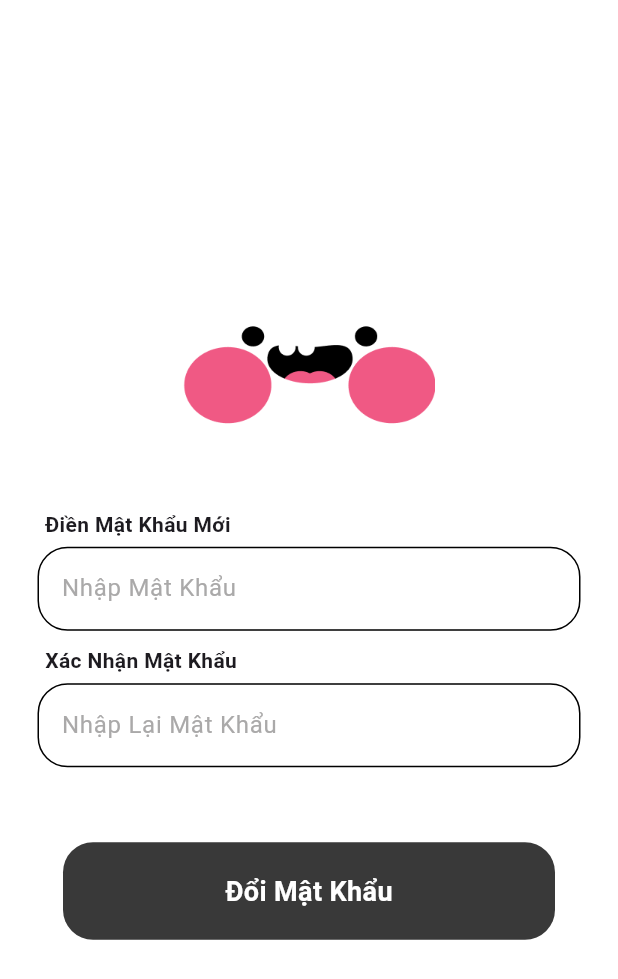
After one commit to kalekhoa/hotel_des, a Flutter app: the NewpassPage screen opened directly, on a phone screen of 412 x 824 dp. The commit adds this screen. Shown: the top 979 px of the screen. Run offline on Flutter 3.47's test engine with Material 3 defaults, Android fonts, the phone set to English and light mode, and no system bars; our stand-ins replace easy_splash_screen, google_fonts.

Commit message:
new jean

```diff
--- a/lib/pages/onboarding_1.dart
+++ b/lib/onboarding/onboarding_1.dart
@@ -40,7 +40,7 @@ class _Onboarding1WidgetState extends State<Onboarding1Widget> {
             mainAxisSize: MainAxisSize.max,
             children: [
               Padding(
-                  padding: const EdgeInsets.symmetric(horizontal: 30.0),
+                  padding: const EdgeInsets.only(top: 20.0, bottom: 0.0, left: 30.0, right: 30.0),
                   child: Row(
                     mainAxisAlignment: MainAxisAlignment.end,
                     children: const [
@@ -54,7 +54,7 @@ class _Onboarding1WidgetState extends State<Onboarding1Widget> {
               ClipRRect(
                 borderRadius: BorderRadius.circular(8),
                 child: Image.asset(
-                  'acess/hai.png',
+                  'acess/2.png',
                   width: 444,
                   height: 400,
                   fit: BoxFit.cover,
--- a/lib/pages/onboarding_2.dart
+++ b/lib/onboarding/onboarding_2.dart
@@ -43,7 +43,7 @@ class _Onboarding2WidgetState extends State<Onboarding2Widget> {
             mainAxisSize: MainAxisSize.max,
             children: [
               Padding(
-                  padding: const EdgeInsets.symmetric(horizontal: 30.0),
+                  padding: const EdgeInsets.only(top: 20.0, bottom: 0.0, left: 30.0, right: 30.0),
                   child: Row(
                     mainAxisAlignment: MainAxisAlignment.end,
                     children: const [
--- /dev/null
+++ b/lib/pages/newpass_page.dart
@@ -0,0 +1,110 @@
+import 'package:flutter/material.dart';
+import 'package:hotel_des/components/my_textfield.dart';
+
+
+class NewpassPage extends StatelessWidget {
+  NewpassPage({super.key});
+
+  // text editing controllers
+  final usernameController = TextEditingController();
+  final passwordController = TextEditingController();
+  final passwordConfimController = TextEditingController();
+
+  // sign user in method
+  void registerUserIn() {
+
+    //  Navigator.push(context, MaterialPageRoute(builder: (context) => LoginPage(),));
+  }
+
+  @override
+  Widget build(BuildContext context) {
+    return Scaffold(
+      backgroundColor: const Color.fromARGB(255, 255, 255, 255),
+      body: SafeArea(
+        child: Center(
+          child: Column(
+            mainAxisAlignment: MainAxisAlignment.center,
+            children: [
+              const SizedBox(height: 1),
+
+             Image.asset(
+                  'acess/logo.png',
+                  width: 168,
+                  height: 181,
+                ),
+
+
+
+              const SizedBox(height: 10),
+              Padding(
+                padding: const EdgeInsets.symmetric(horizontal: 30.0),
+                child: Row(
+                  mainAxisAlignment: MainAxisAlignment.start,
+                  children: const [
+                    Text(
+                      'Điền Mật Khẩu Mới',
+                      style: TextStyle(fontWeight: FontWeight.bold,),
+                    ),
+                  ],
+                ),
+              ),
+              const SizedBox(height: 5),
+              // password textfield
+              MyTextField(
+                controller: passwordController,
+                hintText: 'Nhập Mật Khẩu',
+                obscureText: true,
+              ),
+              const SizedBox(height: 10),
+              Padding(
+                padding: const EdgeInsets.symmetric(horizontal: 30.0),
+                child: Row(
+                  mainAxisAlignment: MainAxisAlignment.start,
+                  children: const [
+                    Text(
+                      'Xác Nhận Mật Khẩu',
+                      style: TextStyle(fontWeight: FontWeight.bold,),
+                    ),
+                  ],
+                ),
+              ),
+              const SizedBox(height: 5),
+              // password textfield
+              MyTextField(
+                controller: passwordConfimController,
+                hintText: 'Nhập Lại Mật Khẩu',
+                obscureText: true,
+              ),
+             const SizedBox(height: 10),
+
+
+              const SizedBox(height: 40),
+               Container(
+        height: 65,
+        width: 328,
+        padding: const EdgeInsets.all(20),
+        margin: const EdgeInsets.symmetric(horizontal: 25),
+        decoration: BoxDecoration(
+          color: const Color.fromRGBO(57, 57, 57, 20),
+          borderRadius: BorderRadius.circular(20),
+        ),
+        child: const Center(
+          child: Text(
+            "Đổi Mật Khẩu",
+            style: TextStyle(
+              color: Colors.white,
+              fontWeight: FontWeight.bold,
+              fontSize: 18,
+            ),
+          ),
+        ),
+      ),
+
+              const SizedBox(height: 50),
+            ],
+          ),
+        ),
+      ),
+    );
+  }
+}
```
Also changed, not shown: lib/components/my_textfield_little.dart (added, +40 -0 lines), lib/main.dart (+7 -5 lines), lib/pages/fogotpass_page.dart (added, +115 -0 lines), acess/2.png (added), lib/onboarding/onboarding_3.dart (renamed from lib/pages/onboarding_3.dart), lib/onboarding/onboarding_4.dart (renamed from lib/pages/onboarding_4.dart).
